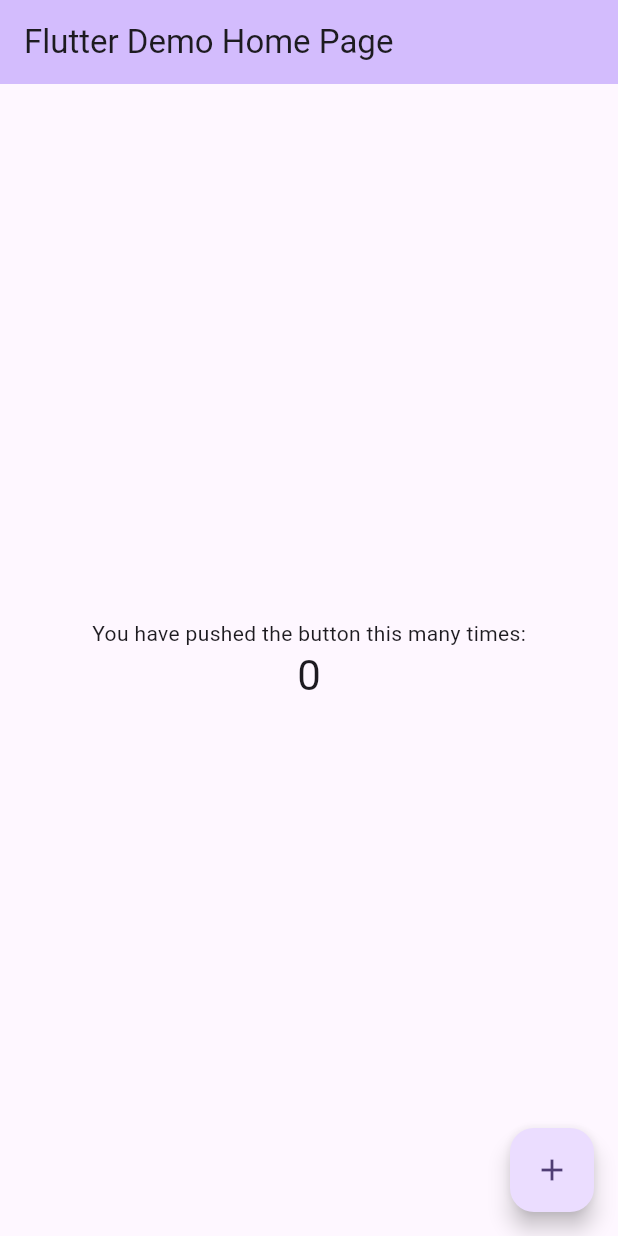
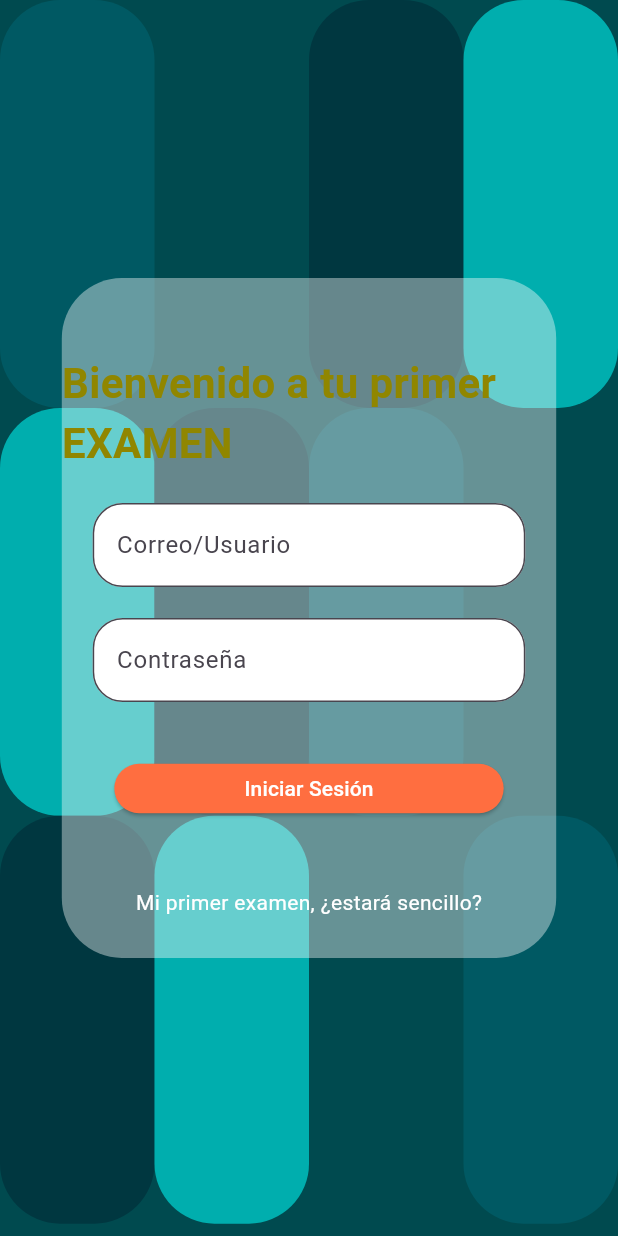
Before and after one commit to Fundamentos-Moviles/examen-i-HectorSRT, a Flutter app: the screen it shows after launch, on a phone screen of 412 x 824 dp. Run offline on Flutter 3.47's test engine with Material 3 defaults, Android fonts, the light colour scheme and no system bars.

Commit message:
vista login completada :)

```diff
--- /dev/null
+++ b/lib/login.dart
@@ -0,0 +1,241 @@
+import 'package:flutter/material.dart';
+
+class Login extends StatefulWidget {
+  const Login({super.key});
+
+  @override
+  State<Login> createState() => _LoginState();
+}
+
+class _LoginState extends State<Login> {
+  TextEditingController user = TextEditingController();
+  final pass = TextEditingController();
+  String errorMessage = '';
+
+  @override
+  Widget build(BuildContext context) {
+    final size = MediaQuery.of(context).size;
+
+    return Scaffold(
+      body: Center(
+        child: Stack(
+          children: [
+            Container(
+              width: size.width,
+              height: size.height,
+              color: Color(0xFF004A4F),
+            ),
+            Column(
+              children: [
+                Row(
+                  children: [
+                    Container(
+                      width: size.width * .25,
+                      height: size.height * .33,
+                      decoration: BoxDecoration(
+                        color: Color(0xFF005963),
+                        borderRadius: BorderRadius.circular(40),
+                      ),
+                    ),
+                    SizedBox(width: size.width * .25),
+                    Container(
+                      width: size.width * .25,
+                      height: size.height * .33,
+                      decoration: BoxDecoration(
+                        color: Color(0xFF003740),
+                        borderRadius: BorderRadius.circular(40),
+                      ),
+                    ),
+                    Container(
+                      width: size.width * .25,
+                      height: size.height * .33,
+                      decoration: BoxDecoration(
+                        color: Color(0xFF00AEAE),
+                        borderRadius: BorderRadius.circular(40),
+                      ),
+                    ),
+                  ],
+                ),
+                Row(
+                  children: [
+                    Container(
+                      width: size.width * .25,
+                      height: size.height * .33,
+                      decoration: BoxDecoration(
+                        color: Color(0xFF00AEAE),
+                        borderRadius: BorderRadius.circular(40),
+                      ),
+                    ),
+                    Container(
+                      width: size.width * .25,
+                      height: size.height * .33,
+                      decoration: BoxDecoration(
+                        color: Color(0xFF003740),
+                        borderRadius: BorderRadius.circular(40),
+                      ),
+                    ),
+                    Container(
+                      width: size.width * .25,
+                      height: size.height * .33,
+                      decoration: BoxDecoration(
+                        color: Color(0xFF005963),
+                        borderRadius: BorderRadius.circular(40),
+                      ),
+                    ),
+                  ],
+                ),
+                Row(
+                  children: [
+                    Container(
+                      width: size.width * .25,
+                      height: size.height * .33,
+                      decoration: BoxDecoration(
+                        color: Color(0xFF003740),
+                        borderRadius: BorderRadius.circular(40),
+                      ),
+                    ),
+                    Container(
+                      width: size.width * .25,
+                      height: size.height * .33,
+                      decoration: BoxDecoration(
+                        color: Color(0xFF00AEAE),
+                        borderRadius: BorderRadius.circular(40),
+                      ),
+                    ),
+                    SizedBox(width: size.width * .25),
+                    Container(
+                      width: size.width * .25,
+                      height: size.height * .33,
+                      decoration: BoxDecoration(
+                        color: Color(0xFF005963),
+                        borderRadius: BorderRadius.circular(40),
+                      ),
+                    ),
+                  ],
+                ),
+              ],
+            ),
+            Align(
+              alignment: Alignment.center,
+              child: Container(
+                width: size.width * 0.80,
+                height: size.height * 0.55,
+                decoration: BoxDecoration(
+                  color: Colors.white.withOpacity(0.4),
+                  borderRadius: BorderRadius.circular(40),
+                ),
+                child: Column(
+                  mainAxisSize: MainAxisSize.min,
+                  children: [
+                    SizedBox(height: 50),
+                    const Text(
+                      'Bienvenido a tu primer EXAMEN',
+                      style: TextStyle(
+                        fontSize: 28.0,
+                        fontWeight: FontWeight.w600,
+                        color: Color(0xFF908600),
+                      ),
+                    ),
+                    const SizedBox(height: 20),
+                    SizedBox(
+                      width: size.width * 0.70,
+                      child: TextFormField(
+                        controller: user,
+                        decoration: InputDecoration(
+                          border: OutlineInputBorder(
+                            borderRadius: BorderRadius.circular(20),
+                            borderSide: const BorderSide(
+                              width: 1,
+                              style: BorderStyle.none,
+                            ),
+                          ),
+                          filled: true,
+                          fillColor: Colors.white,
+                          hintText: 'Correo/Usuario',
+                        ),
+                      ),
+                    ),
+                    SizedBox(height: size.height * .025),
+                    SizedBox(
+                      width: size.width * 0.70,
+                      child: TextFormField(
+                        controller: pass,
+                        decoration: InputDecoration(
+                          border: OutlineInputBorder(
+                            borderRadius: BorderRadius.circular(20),
+                            borderSide: const BorderSide(
+                              width: 1,
+                              style: BorderStyle.none,
+                            ),
+                          ),
+                          filled: true,
+                          fillColor: Colors.white,
+                          hintText: 'Contraseña',
+                        ),
+                      ),
+                    ),
+                    SizedBox(height: size.height * .025),
+
+                    // Muestra el mensaje de error
+                    if (errorMessage.isNotEmpty)
+                      Padding(
+                        padding: const EdgeInsets.symmetric(horizontal: 20.0),
+                        child: Text(
+                          errorMessage,
+                          style: TextStyle(color: Colors.red),
+                        ),
+                      ),
+
+                    SizedBox(height: size.height * .025),
+                    SizedBox(
+                      width: size.width * 0.63,
+                      height: size.height * 0.04,
+                      child: ElevatedButton(
+                        onPressed: () {
+                          setState(() {
+                            if (user.text.isEmpty || pass.text.isEmpty) {
+                              errorMessage = 'Datos incompletos';
+                            } else if (user.text != 'test') {
+                              errorMessage = 'Usuario incorrecto';
+                            } else if (pass.text != 'FDM1') {
+                              errorMessage = 'Contraseña incorrecta';
+                            } else {
+                              errorMessage = '';
+                              print('Iniciando sesión...');
+                            }
+                          });
+                        },
+                        style: ElevatedButton.styleFrom(
+                          backgroundColor: Colors.deepOrangeAccent,
+                          shape: RoundedRectangleBorder(
+                            borderRadius: BorderRadius.circular(20),
+                          ),
+                        ),
+                        child: Text(
+                          'Iniciar Sesión',
+                          style: TextStyle(
+                            color: Colors.white,
+                          ),
+                        ),
+                      ),
+                    ),
+                    SizedBox(height: size.height * .060),
+                    Align(
+                      alignment: Alignment.center,
+                      child: Text(
+                        'Mi primer examen, ¿estará sencillo?',
+                        style: TextStyle(
+                          color: Colors.white,
+                        ),
+                      ),
+                    ),
+                  ],
+                ),
+              ),
+            )
+          ],
+        ),
+      ),
+    );
+  }
+}
--- a/lib/main.dart
+++ b/lib/main.dart
@@ -1,4 +1,7 @@
+import 'package:examen1_cahs/login.dart';
 import 'package:flutter/material.dart';
+//import 'package: examen1_cahs/login.dart';
+
 
 void main() {
   runApp(const MyApp());
@@ -13,113 +16,11 @@
     return MaterialApp(
       title: 'Flutter Demo',
       theme: ThemeData(
-        // This is the theme of your application.
-        //
-        // TRY THIS: Try running your application with "flutter run". You'll see
-        // the application has a purple toolbar. Then, without quitting the app,
-        // try changing the seedColor in the colorScheme below to Colors.green
-        // and then invoke "hot reload" (save your changes or press the "hot
-        // reload" button in a Flutter-supported IDE, or press "r" if you used
-        // the command line to start the app).
-        //
-        // Notice that the counter didn't reset back to zero; the application
-        // state is not lost during the reload. To reset the state, use hot
-        // restart instead.
-        //
-        // This works for code too, not just values: Most code changes can be
-        // tested with just a hot reload.
+
         colorScheme: ColorScheme.fromSeed(seedColor: Colors.deepPurple),
         useMaterial3: true,
       ),
-      home: const MyHomePage(title: 'Flutter Demo Home Page'),
+      home: const Login(),
     );
   }
 }
-
-class MyHomePage extends StatefulWidget {
-  const MyHomePage({super.key, required this.title});
-
-  // This widget is the home page of your application. It is stateful, meaning
-  // that it has a State object (defined below) that contains fields that affect
-  // how it looks.
-
-  // This class is the configuration for the state. It holds the values (in this
-  // case the title) provided by the parent (in this case the App widget) and
-  // used by the build method of the State. Fields in a Widget subclass are
-  // always marked "final".
-
-  final String title;
-
-  @override
-  State<MyHomePage> createState() => _MyHomePageState();
-}
-
-class _MyHomePageState extends State<MyHomePage> {
-  int _counter = 0;
-
-  void _incrementCounter() {
-    setState(() {
-      // This call to setState tells the Flutter framework that something has
-      // changed in this State, which causes it to rerun the build method below
-      // so that the display can reflect the updated values. If we changed
-      // _counter without calling setState(), then the build method would not be
-      // called again, and so nothing would appear to happen.
-      _counter++;
-    });
-  }
-
-  @override
-  Widget build(BuildContext context) {
-    // This method is rerun every time setState is called, for instance as done
-    // by the _incrementCounter method above.
-    //
-    // The Flutter framework has been optimized to make rerunning build methods
-    // fast, so that you can just rebuild anything that needs updating rather
-    // than having to individually change instances of widgets.
-    return Scaffold(
-      appBar: AppBar(
-        // TRY THIS: Try changing the color here to a specific color (to
-        // Colors.amber, perhaps?) and trigger a hot reload to see the AppBar
-        // change color while the other colors stay the same.
-        backgroundColor: Theme.of(context).colorScheme.inversePrimary,
-        // Here we take the value from the MyHomePage object that was created by
-        // the App.build method, and use it to set our appbar title.
-        title: Text(widget.title),
-      ),
-      body: Center(
-        // Center is a layout widget. It takes a single child and positions it
-        // in the middle of the parent.
-        child: Column(
-          // Column is also a layout widget. It takes a list of children and
-          // arranges them vertically. By default, it sizes itself to fit its
-          // children horizontally, and tries to be as tall as its parent.
-          //
-          // Column has various properties to control how it sizes itself and
-          // how it positions its children. Here we use mainAxisAlignment to
-          // center the children vertically; the main axis here is the vertical
-          // axis because Columns are vertical (the cross axis would be
-          // horizontal).
-          //
-          // TRY THIS: Invoke "debug painting" (choose the "Toggle Debug Paint"
-          // action in the IDE, or press "p" in the console), to see the
-          // wireframe for each widget.
-          mainAxisAlignment: MainAxisAlignment.center,
-          children: <Widget>[
-            const Text(
-              'You have pushed the button this many times:',
-            ),
-            Text(
-              '$_counter',
-              style: Theme.of(context).textTheme.headlineMedium,
-            ),
-          ],
-        ),
-      ),
-      floatingActionButton: FloatingActionButton(
-        onPressed: _incrementCounter,
-        tooltip: 'Increment',
-        child: const Icon(Icons.add),
-      ), // This trailing comma makes auto-formatting nicer for build methods.
-    );
-  }
-}
```
